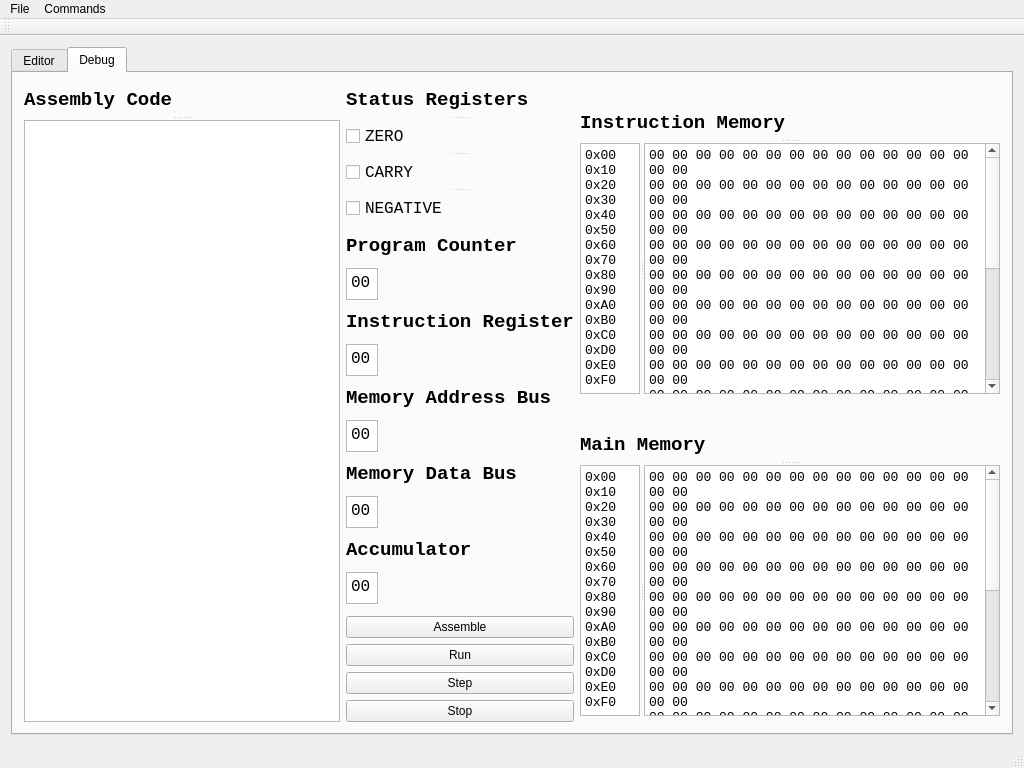
Qt form MicroSimulatorGUI/mainwindow.ui (kjwitt/MicroSimulator) before a commit.
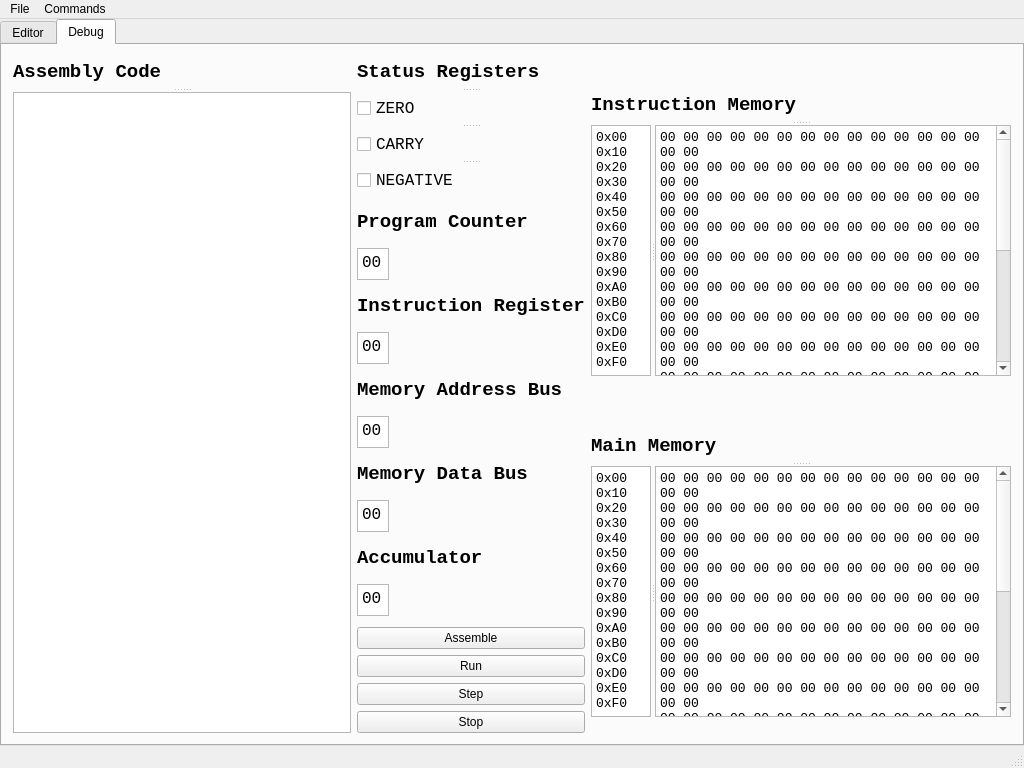
The same form after that commit.

Commit message:
Made the menu buttons functional
also deleted toolbar and made the tab widget fill the central widget

Diff of the .ui file:
```diff
--- a/MicroSimulatorGUI/mainwindow.ui
+++ b/MicroSimulatorGUI/mainwindow.ui
@@ -21,6 +21,21 @@
   </property>
   <widget class="QWidget" name="centralWidget">
    <layout class="QVBoxLayout" name="verticalLayout_4">
+    <property name="spacing">
+     <number>0</number>
+    </property>
+    <property name="leftMargin">
+     <number>0</number>
+    </property>
+    <property name="topMargin">
+     <number>0</number>
+    </property>
+    <property name="rightMargin">
+     <number>0</number>
+    </property>
+    <property name="bottomMargin">
+     <number>0</number>
+    </property>
     <item>
      <widget class="QTabWidget" name="tabWidget">
       <property name="enabled">
@@ -789,14 +804,6 @@
    <addaction name="menuFile"/>
    <addaction name="menuCommands"/>
   </widget>
-  <widget class="QToolBar" name="mainToolBar">
-   <attribute name="toolBarArea">
-    <enum>TopToolBarArea</enum>
-   </attribute>
-   <attribute name="toolBarBreak">
-    <bool>false</bool>
-   </attribute>
-  </widget>
   <widget class="QStatusBar" name="statusBar"/>
   <action name="actionAssemble">
    <property name="text">
```
Left out of the diff: 294 changed lines with no effect on the pictures. The commit also changes 2 other files.
